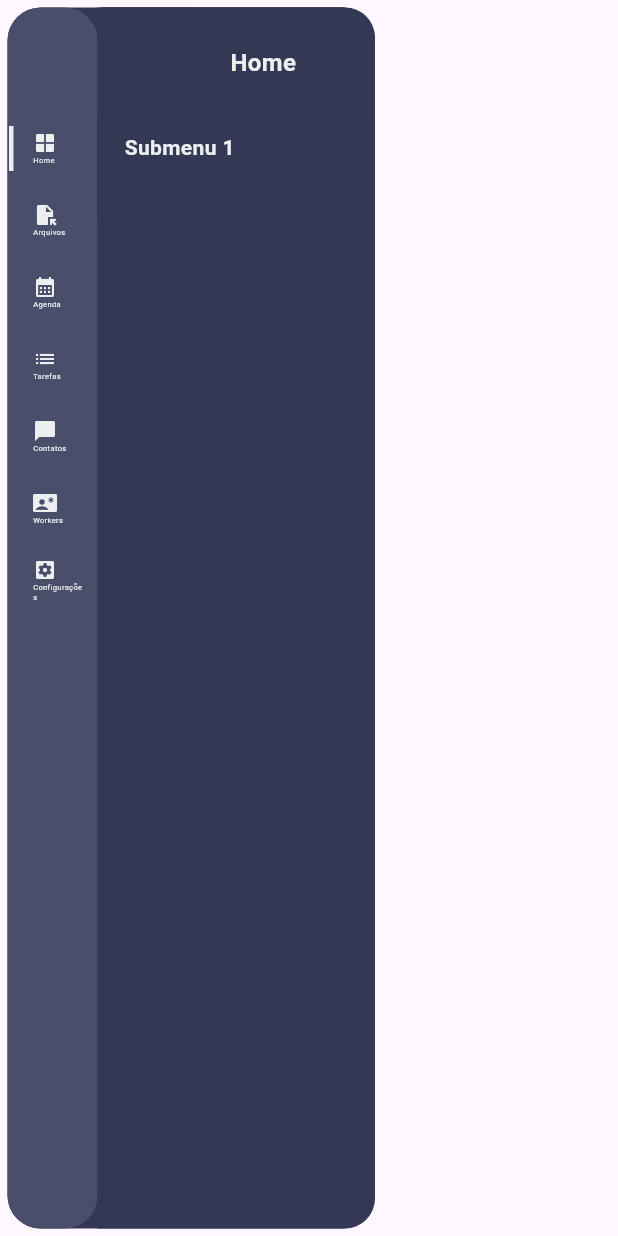
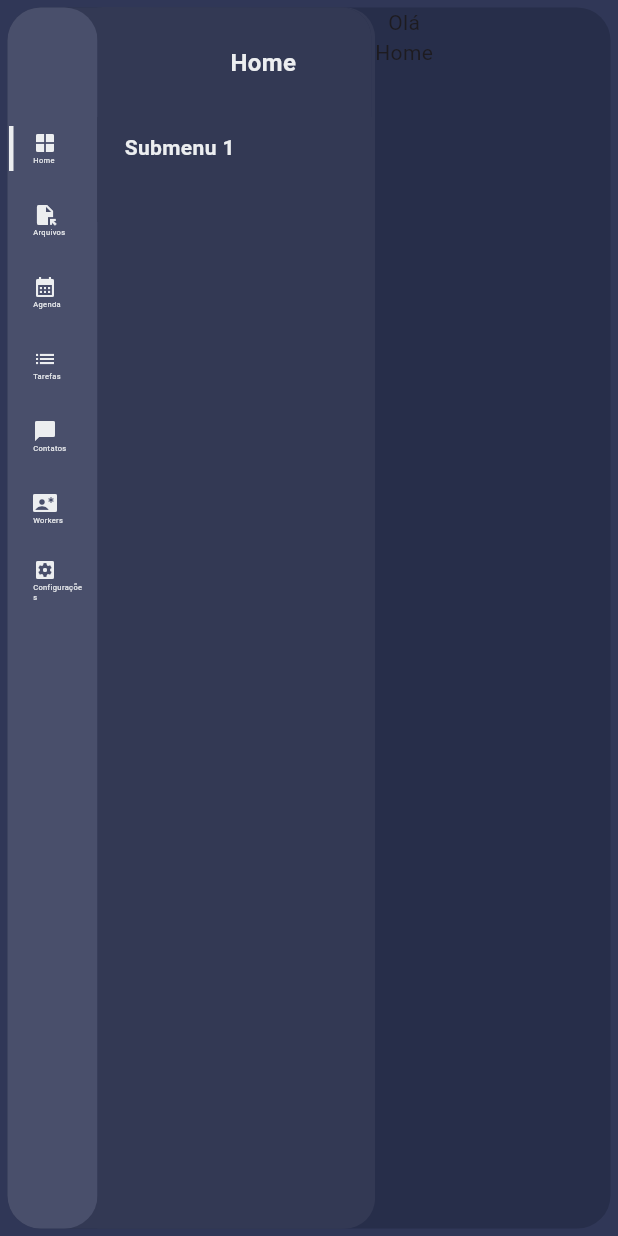
Before and after one commit to jacksonsr451/widget_aside_menu, a Flutter app: the screen it shows after launch, after a tap on "Home", on a phone screen of 412 x 824 dp. Run offline on Flutter 3.47's test engine with Material 3 defaults, Android fonts, the phone set to English and light mode, and no system bars.

Commit message:
:feat: include elements

```diff
--- a/lib/components/side_menu_items.dart
+++ b/lib/components/side_menu_items.dart
@@ -29,11 +29,8 @@ class _SideMenuItemsState extends State<SideMenuItems> {
 
   @override
   Widget build(BuildContext context) {
-    double space = 1.0 * 5;
-
     return Container(
       width: widget.isSubmenuVisible ? 245 : 60,
-      margin: EdgeInsets.only(left: space, top: space, bottom: space),
       decoration: BoxDecoration(
         color: const Color(0xFF333954),
         borderRadius: BorderRadius.circular(22),
--- a/lib/main.dart
+++ b/lib/main.dart
@@ -56,7 +56,15 @@ void main() {
 
   runApp(
     MaterialApp(
-      home: Scaffold(body: SideMenuWidget(menu: menu)),
+      home: Scaffold(
+        body: SideMenuWidget(
+          menu: menu,
+          appBar: Text("Olá"),
+          element: Container(
+            child: Text("Home"),
+          ),
+        ),
+      ),
     ),
   );
 }
--- a/lib/side_menu_widget.dart
+++ b/lib/side_menu_widget.dart
@@ -3,9 +3,13 @@ import 'package:widget_aside_menu/components/side_menu_items.dart';
 
 class SideMenuWidget extends StatefulWidget {
   final List<Map<String, Object>> menu;
+  final Widget appBar;
+  final Widget element;
 
   const SideMenuWidget({
     required this.menu,
+    required this.appBar,
+    required this.element,
     Key? key,
   }) : super(key: key);
 
@@ -15,6 +19,7 @@ class SideMenuWidget extends StatefulWidget {
 
 class _SideMenuWidgetState extends State<SideMenuWidget> {
   bool isSubmenuVisible = false;
+  double space = 1.0 * 5;
 
   @override
   Widget build(BuildContext context) {
@@ -30,7 +35,15 @@ class _SideMenuWidgetState extends State<SideMenuWidget> {
             final screenWidth = constraints.maxWidth;
             final shouldShowSubmenu = screenWidth > 600 || isSubmenuVisible;
 
-            return Stack(
+            return Container(
+              color: const Color(0xFF303757),
+              padding: EdgeInsets.all(space),
+              child: Container(
+                decoration: BoxDecoration(
+                  color: const Color(0xFF272e4a),
+                  borderRadius: BorderRadius.circular(22),
+                ),
+                child: Stack(
                   children: [
                     if (isSubmenuVisible)
                       Positioned(
@@ -40,6 +53,8 @@ class _SideMenuWidgetState extends State<SideMenuWidget> {
                           height: double.infinity,
                         ),
                       ),
+                    Row(
+                      children: [
                         SideMenuItems(
                           isSubmenuVisible: shouldShowSubmenu,
                           toggleSubmenuVisibility: () {
@@ -49,7 +64,17 @@ class _SideMenuWidgetState extends State<SideMenuWidget> {
                           },
                           listMenu: widget.menu,
                         ),
+                        Column(
+                          children: [
+                            widget.appBar,
+                            widget.element,
                           ],
+                        ),
+                      ],
+                    ),
+                  ],
+                ),
+              ),
             );
           },
         ),
```
Lines whose indentation alone changed are shown as unchanged.
